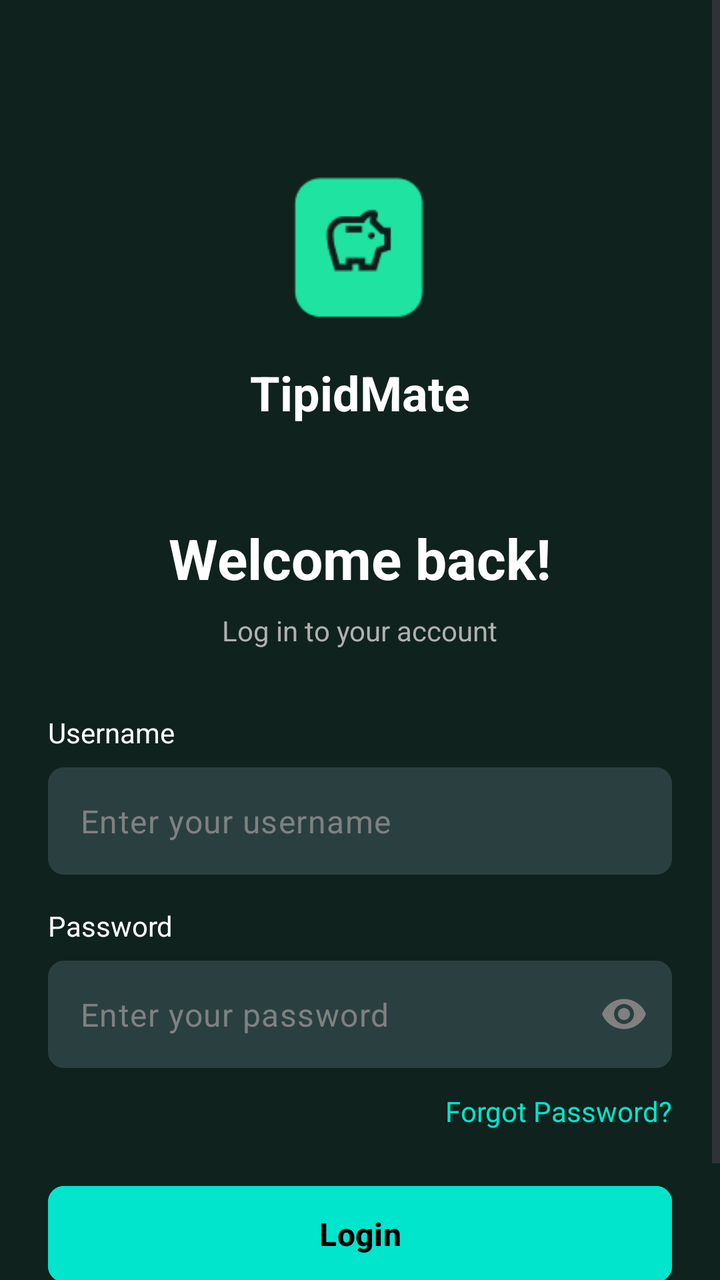
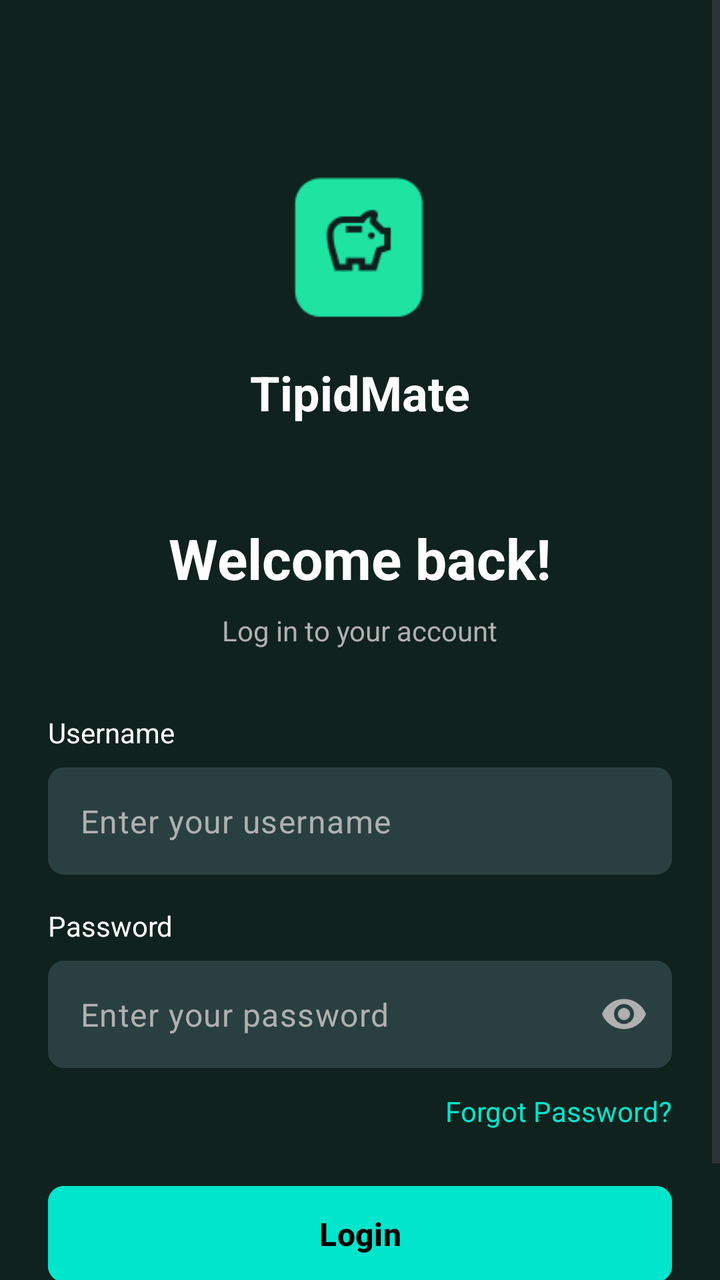

Two renders of the same Android screen: before a commit and after it. Below are the layout's source before the change and the commit's diff.
<!-- AndroidManifest.xml: application theme Theme.TipidMate -->
<!-- res/layout/login_screen.xml -->
<?xml version="1.0" encoding="utf-8"?>
<ScrollView xmlns:android="http://schemas.android.com/apk/res/android"
    xmlns:app="http://schemas.android.com/apk/res-auto"
    android:layout_width="match_parent"
    android:layout_height="match_parent"
    android:background="#10221D"
    android:fillViewport="true">

    <androidx.constraintlayout.widget.ConstraintLayout
        android:layout_width="match_parent"
        android:layout_height="wrap_content"
        android:padding="24dp">

        
        <ImageView
            android:id="@+id/imgLogo"
            android:layout_width="80dp"
            android:layout_height="80dp"
            android:layout_marginTop="60dp"
            android:src="@drawable/ic_tipidmate"
            app:layout_constraintEnd_toEndOf="parent"
            app:layout_constraintStart_toStartOf="parent"
            app:layout_constraintTop_toTopOf="parent" />

        
        <TextView
            android:id="@+id/tvAppName"
            android:layout_width="wrap_content"
            android:layout_height="wrap_content"
            android:layout_marginTop="16dp"
            android:text="TipidMate"
            android:textColor="#FFFFFF"
            android:textSize="24sp"
            android:textStyle="bold"
            app:layout_constraintEnd_toEndOf="parent"
            app:layout_constraintStart_toStartOf="parent"
            app:layout_constraintTop_toBottomOf="@id/imgLogo" />

        
        <TextView
            android:id="@+id/tvWelcome"
            android:layout_width="wrap_content"
            android:layout_height="wrap_content"
            android:layout_marginTop="48dp"
            android:text="Welcome back!"
            android:textColor="#FFFFFF"
            android:textSize="28sp"
            android:textStyle="bold"
            app:layout_constraintEnd_toEndOf="parent"
            app:layout_constraintStart_toStartOf="parent"
            app:layout_constraintTop_toBottomOf="@id/tvAppName" />

        
        <TextView
            android:id="@+id/tvSubtitle"
            android:layout_width="wrap_content"
            android:layout_height="wrap_content"
            android:layout_marginTop="8dp"
            android:text="Log in to your account"
            android:textColor="#B0B0B0"
            android:textSize="14sp"
            app:layout_constraintEnd_toEndOf="parent"
            app:layout_constraintStart_toStartOf="parent"
            app:layout_constraintTop_toBottomOf="@id/tvWelcome" />

        
        <TextView
            android:id="@+id/tvUsernameLabel"
            android:layout_width="match_parent"
            android:layout_height="wrap_content"
            android:layout_marginTop="32dp"
            android:text="Username"
            android:textColor="#FFFFFF"
            android:textSize="14sp"
            app:layout_constraintTop_toBottomOf="@id/tvSubtitle" />

        
        <com.google.android.material.textfield.TextInputLayout
            android:id="@+id/tilUsername"
            android:layout_width="match_parent"
            android:layout_height="wrap_content"
            android:layout_marginTop="8dp"
            app:boxBackgroundColor="#2a4040"
            app:boxBackgroundMode="filled"
            app:boxCornerRadiusBottomEnd="8dp"
            app:boxCornerRadiusBottomStart="8dp"
            app:boxCornerRadiusTopEnd="8dp"
            app:boxCornerRadiusTopStart="8dp"
            app:boxStrokeWidth="0dp"
            app:hintEnabled="false"
            app:layout_constraintTop_toBottomOf="@id/tvUsernameLabel">

            <com.google.android.material.textfield.TextInputEditText
                android:id="@+id/etUsername"
                android:layout_width="match_parent"
                android:layout_height="wrap_content"
                android:hint="Enter your username"
                android:inputType="text"
                android:padding="16dp"
                android:textColor="#FFFFFF"
                android:textColorHint="#808080" />
        </com.google.android.material.textfield.TextInputLayout>

        
        <TextView
            android:id="@+id/tvPasswordLabel"
            android:layout_width="match_parent"
            android:layout_height="wrap_content"
            android:layout_marginTop="16dp"
            android:text="Password"
            android:textColor="#FFFFFF"
            android:textSize="14sp"
            app:layout_constraintTop_toBottomOf="@id/tilUsername" />

        
        <com.google.android.material.textfield.TextInputLayout
            android:id="@+id/tilPassword"
            android:layout_width="match_parent"
            android:layout_height="wrap_content"
            android:layout_marginTop="8dp"
            app:boxBackgroundColor="#2a4040"
            app:boxBackgroundMode="filled"
            app:boxCornerRadiusBottomEnd="8dp"
            app:boxCornerRadiusBottomStart="8dp"
            app:boxCornerRadiusTopEnd="8dp"
            app:boxCornerRadiusTopStart="8dp"
            app:boxStrokeWidth="0dp"
            app:endIconMode="password_toggle"
            app:endIconTint="#808080"
            app:hintEnabled="false"
            app:layout_constraintTop_toBottomOf="@id/tvPasswordLabel">

            <com.google.android.material.textfield.TextInputEditText
                android:id="@+id/etPassword"
                android:layout_width="match_parent"
                android:layout_height="wrap_content"
                android:hint="Enter your password"
                android:inputType="textPassword"
                android:padding="16dp"
                android:textColor="#FFFFFF"
                android:textColorHint="#808080" />
        </com.google.android.material.textfield.TextInputLayout>

        
        <TextView
            android:id="@+id/tvForgotPassword"
            android:layout_width="wrap_content"
            android:layout_height="wrap_content"
            android:layout_marginTop="12dp"
            android:text="Forgot Password?"
            android:textColor="#00E5CC"
            android:textSize="14sp"
            app:layout_constraintEnd_toEndOf="parent"
            app:layout_constraintTop_toBottomOf="@id/tilPassword" />

        
        <com.google.android.material.button.MaterialButton
            android:id="@+id/btnLogin"
            android:layout_width="match_parent"
            android:layout_height="56dp"
            android:layout_marginTop="24dp"
            android:backgroundTint="#00E5CC"
            android:text="Login"
            android:textColor="#000000"
            android:textSize="16sp"
            android:textStyle="bold"
            app:cornerRadius="8dp"
            app:layout_constraintTop_toBottomOf="@id/tvForgotPassword" />

        
        <LinearLayout
            android:id="@+id/llSignUp"
            android:layout_width="wrap_content"
            android:layout_height="wrap_content"
            android:layout_marginTop="16dp"
            android:orientation="horizontal"
            app:layout_constraintEnd_toEndOf="parent"
            app:layout_constraintStart_toStartOf="parent"
            app:layout_constraintTop_toBottomOf="@id/btnLogin">

            <TextView
                android:layout_width="wrap_content"
                android:layout_height="wrap_content"
                android:text="Don't have an account? "
                android:textColor="#B0B0B0"
                android:textSize="14sp" />

            <TextView
                android:id="@+id/tvCreateAccount"
                android:layout_width="wrap_content"
                android:layout_height="wrap_content"
                android:text="Create an Account"
                android:textColor="#00E5CC"
                android:textSize="14sp"
                android:textStyle="bold" />
        </LinearLayout>

    </androidx.constraintlayout.widget.ConstraintLayout>
</ScrollView>
<!-- resources referenced by this layout -->
<resources>
  <!-- drawable ic_tipidmate: png bitmap (drawable, 2015 bytes) -->
  <style name="Theme.TipidMate" parent="Base.Theme.TipidMate" />
  <style name="Base.Theme.TipidMate" parent="Theme.Material3.DayNight.NoActionBar">
          
          
      </style>
</resources>

<!-- the commit's change to res/layout/login_screen.xml (unified diff, before → after) -->
@@ -3,7 +3,7 @@
     xmlns:app="http://schemas.android.com/apk/res-auto"
     android:layout_width="match_parent"
     android:layout_height="match_parent"
-    android:background="#10221D"
+    android:background="@color/dark_green"
     android:fillViewport="true">
 
     <androidx.constraintlayout.widget.ConstraintLayout
@@ -18,6 +18,7 @@
             android:layout_height="80dp"
             android:layout_marginTop="60dp"
             android:src="@drawable/ic_tipidmate"
+            android:contentDescription="@string/logo_description"
             app:layout_constraintEnd_toEndOf="parent"
             app:layout_constraintStart_toStartOf="parent"
             app:layout_constraintTop_toTopOf="parent" />
@@ -28,8 +29,8 @@
             android:layout_width="wrap_content"
             android:layout_height="wrap_content"
             android:layout_marginTop="16dp"
-            android:text="TipidMate"
-            android:textColor="#FFFFFF"
+            android:text="@string/app_name"
+            android:textColor="@color/white"
             android:textSize="24sp"
             android:textStyle="bold"
             app:layout_constraintEnd_toEndOf="parent"
@@ -42,8 +43,8 @@
             android:layout_width="wrap_content"
             android:layout_height="wrap_content"
             android:layout_marginTop="48dp"
-            android:text="Welcome back!"
-            android:textColor="#FFFFFF"
+            android:text="@string/welcome_back"
+            android:textColor="@color/white"
             android:textSize="28sp"
             android:textStyle="bold"
             app:layout_constraintEnd_toEndOf="parent"
@@ -56,8 +57,8 @@
             android:layout_width="wrap_content"
             android:layout_height="wrap_content"
             android:layout_marginTop="8dp"
-            android:text="Log in to your account"
-            android:textColor="#B0B0B0"
+            android:text="@string/login_to_account"
+            android:textColor="@color/secondary_text"
             android:textSize="14sp"
             app:layout_constraintEnd_toEndOf="parent"
             app:layout_constraintStart_toStartOf="parent"
@@ -66,21 +67,23 @@
         
         <TextView
             android:id="@+id/tvUsernameLabel"
-            android:layout_width="match_parent"
+            android:layout_width="0dp"
             android:layout_height="wrap_content"
             android:layout_marginTop="32dp"
-            android:text="Username"
-            android:textColor="#FFFFFF"
-            android:textSize="14sp"
+            android:text="@string/username"
+            android:textColor="@color/white"
+            android:textSize="14sp"
+            app:layout_constraintEnd_toEndOf="parent"
+            app:layout_constraintStart_toStartOf="parent"
             app:layout_constraintTop_toBottomOf="@id/tvSubtitle" />
 
         
         <com.google.android.material.textfield.TextInputLayout
             android:id="@+id/tilUsername"
-            android:layout_width="match_parent"
+            android:layout_width="0dp"
             android:layout_height="wrap_content"
             android:layout_marginTop="8dp"
-            app:boxBackgroundColor="#2a4040"
+            app:boxBackgroundColor="@color/input_field_background"
             app:boxBackgroundMode="filled"
             app:boxCornerRadiusBottomEnd="8dp"
             app:boxCornerRadiusBottomStart="8dp"
@@ -88,37 +91,42 @@
             app:boxCornerRadiusTopStart="8dp"
             app:boxStrokeWidth="0dp"
             app:hintEnabled="false"
+            app:layout_constraintEnd_toEndOf="parent"
+            app:layout_constraintStart_toStartOf="parent"
             app:layout_constraintTop_toBottomOf="@id/tvUsernameLabel">
 
             <com.google.android.material.textfield.TextInputEditText
                 android:id="@+id/etUsername"
                 android:layout_width="match_parent"
                 android:layout_height="wrap_content"
-                android:hint="Enter your username"
+                android:autofillHints="username"
+                android:hint="@string/enter_username"
                 android:inputType="text"
                 android:padding="16dp"
-                android:textColor="#FFFFFF"
-                android:textColorHint="#808080" />
+                android:textColor="@color/white"
+                android:textColorHint="@color/secondary_text" />
         </com.google.android.material.textfield.TextInputLayout>
 
         
         <TextView
             android:id="@+id/tvPasswordLabel"
-            android:layout_width="match_parent"
+            android:layout_width="0dp"
             android:layout_height="wrap_content"
             android:layout_marginTop="16dp"
-            android:text="Password"
-            android:textColor="#FFFFFF"
-            android:textSize="14sp"
+            android:text="@string/password"
+            android:textColor="@color/white"
+            android:textSize="14sp"
+            app:layout_constraintEnd_toEndOf="parent"
+            app:layout_constraintStart_toStartOf="parent"
             app:layout_constraintTop_toBottomOf="@id/tilUsername" />
 
         
         <com.google.android.material.textfield.TextInputLayout
             android:id="@+id/tilPassword"
-            android:layout_width="match_parent"
+            android:layout_width="0dp"
             android:layout_height="wrap_content"
             android:layout_marginTop="8dp"
-            app:boxBackgroundColor="#2a4040"
+            app:boxBackgroundColor="@color/input_field_background"
             app:boxBackgroundMode="filled"
             app:boxCornerRadiusBottomEnd="8dp"
             app:boxCornerRadiusBottomStart="8dp"
@@ -126,19 +134,22 @@
             app:boxCornerRadiusTopStart="8dp"
             app:boxStrokeWidth="0dp"
             app:endIconMode="password_toggle"
-            app:endIconTint="#808080"
+            app:endIconTint="@color/secondary_text"
             app:hintEnabled="false"
+            app:layout_constraintEnd_toEndOf="parent"
+            app:layout_constraintStart_toStartOf="parent"
             app:layout_constraintTop_toBottomOf="@id/tvPasswordLabel">
 
             <com.google.android.material.textfield.TextInputEditText
                 android:id="@+id/etPassword"
                 android:layout_width="match_parent"
                 android:layout_height="wrap_content"
-                android:hint="Enter your password"
+                android:autofillHints="password"
+                android:hint="@string/enter_password"
                 android:inputType="textPassword"
                 android:padding="16dp"
-                android:textColor="#FFFFFF"
-                android:textColorHint="#808080" />
+                android:textColor="@color/white"
+                android:textColorHint="@color/secondary_text" />
         </com.google.android.material.textfield.TextInputLayout>
 
         
@@ -147,8 +158,8 @@
             android:layout_width="wrap_content"
             android:layout_height="wrap_content"
             android:layout_marginTop="12dp"
-            android:text="Forgot Password?"
-            android:textColor="#00E5CC"
+            android:text="@string/forgot_password"
+            android:textColor="@color/primary_accent"
             android:textSize="14sp"
             app:layout_constraintEnd_toEndOf="parent"
             app:layout_constraintTop_toBottomOf="@id/tilPassword" />
@@ -156,15 +167,17 @@
         
         <com.google.android.material.button.MaterialButton
             android:id="@+id/btnLogin"
-            android:layout_width="match_parent"
+            android:layout_width="0dp"
             android:layout_height="56dp"
             android:layout_marginTop="24dp"
-            android:backgroundTint="#00E5CC"
-            android:text="Login"
-            android:textColor="#000000"
+            android:backgroundTint="@color/primary_accent"
+            android:text="@string/login"
+            android:textColor="@color/black"
             android:textSize="16sp"
             android:textStyle="bold"
             app:cornerRadius="8dp"
+            app:layout_constraintEnd_toEndOf="parent"
+            app:layout_constraintStart_toStartOf="parent"
             app:layout_constraintTop_toBottomOf="@id/tvForgotPassword" />
 
         
@@ -181,16 +194,16 @@
             <TextView
                 android:layout_width="wrap_content"
                 android:layout_height="wrap_content"
-                android:text="Don't have an account? "
-                android:textColor="#B0B0B0"
+                android:text="@string/dont_have_account"
+                android:textColor="@color/secondary_text"
                 android:textSize="14sp" />
 
             <TextView
                 android:id="@+id/tvCreateAccount"
                 android:layout_width="wrap_content"
                 android:layout_height="wrap_content"
-                android:text="Create an Account"
-                android:textColor="#00E5CC"
+                android:text="@string/create_account"
+                android:textColor="@color/primary_accent"
                 android:textSize="14sp"
                 android:textStyle="bold" />
         </LinearLayout>
<!-- resource entries referenced after the edit -->
@@ -1,6 +1,24 @@
 <!-- resources referenced by this layout -->
 <resources>
+  <color name="black">#FF000000</color>
+  <color name="dark_green">#10221D</color>
+  <color name="input_field_background">#2a4040</color>
+  <color name="primary_accent">#00E5CC</color>
+  <color name="secondary_text">#B0B0B0</color>
+  <color name="white">#FFFFFFFF</color>
   <!-- drawable ic_tipidmate: png bitmap (drawable, 2015 bytes) -->
+  <string name="app_name">TipidMate</string>
+  <string name="create_account">Create an Account</string>
+  <string name="dont_have_account">Don\'t have an account? </string>
+  <string name="enter_password">Enter your password</string>
+  <string name="enter_username">Enter your username</string>
+  <string name="forgot_password">Forgot Password?</string>
+  <string name="login">Login</string>
+  <string name="login_to_account">Log in to your account</string>
+  <string name="logo_description">TipidMate Logo</string>
+  <string name="password">Password</string>
+  <string name="username">Username</string>
+  <string name="welcome_back">Welcome back!</string>
   <style name="Theme.TipidMate" parent="Base.Theme.TipidMate" />
   <style name="Base.Theme.TipidMate" parent="Theme.Material3.DayNight.NoActionBar">
           
